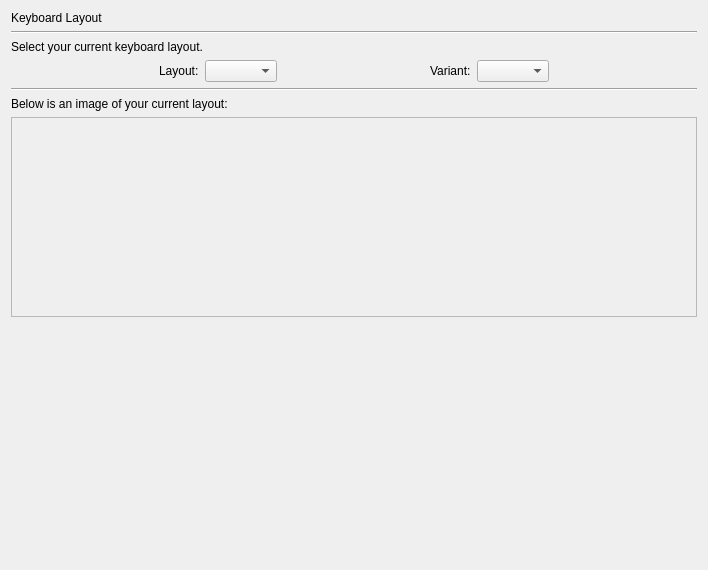
Before: the Qt Designer form gui/qt/stepKeyboardConf.ui in chenhan1218/ubiquity, drawn with Qt 5.
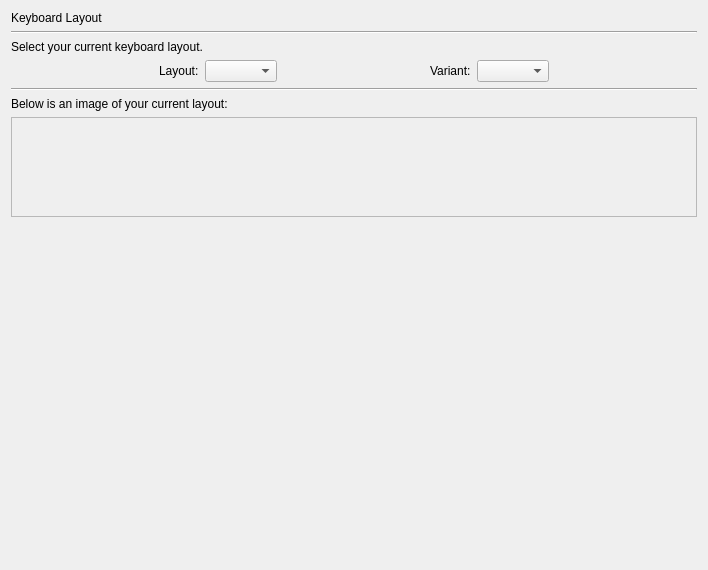
After: the same form once the commit is applied.

Commit message: fix display on small screens (LP: #424216)

```diff
--- a/gui/qt/stepKeyboardConf.ui
+++ b/gui/qt/stepKeyboardConf.ui
@@ -126,7 +126,7 @@
      <property name="minimumSize">
       <size>
        <width>0</width>
-       <height>200</height>
+       <height>100</height>
       </size>
      </property>
      <property name="frameShape">
```
The commit also changes 6 other files.
